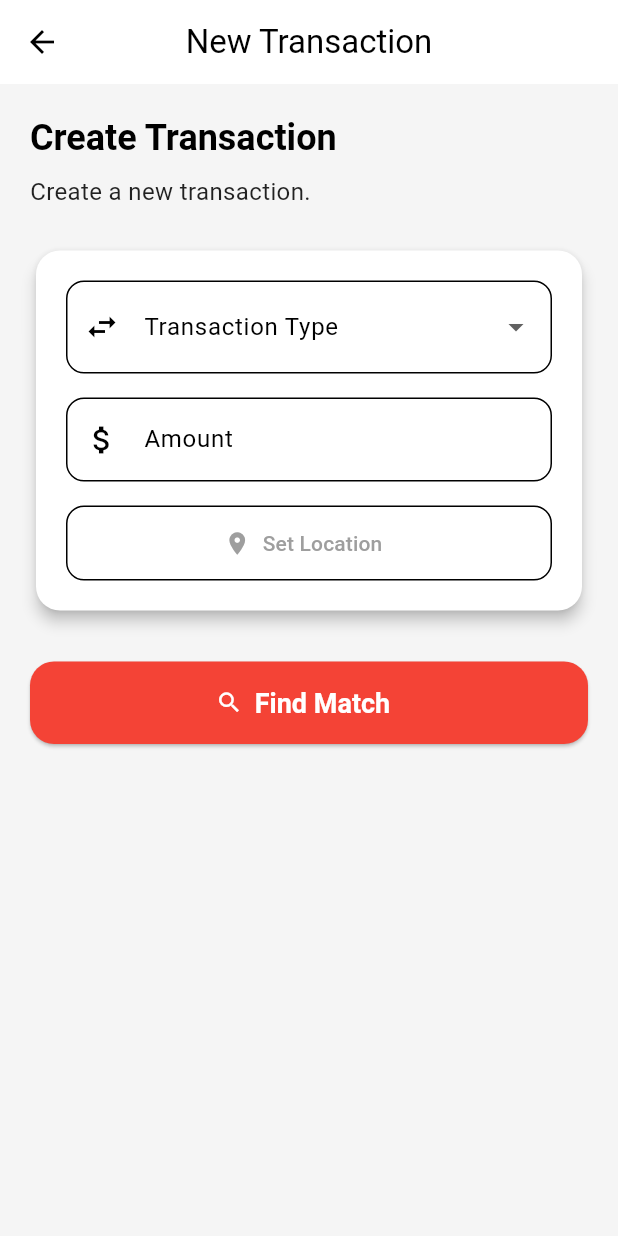
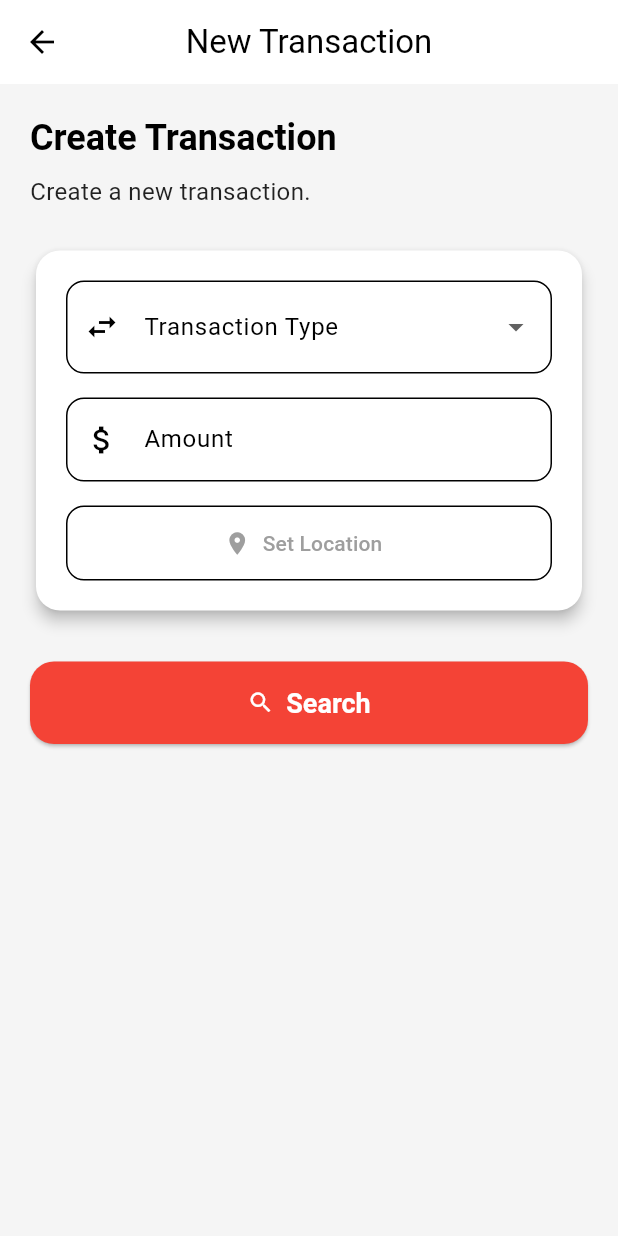
Before and after one commit to aboallam1/cach_link, a Flutter app: the TransactionScreen screen opened by its route, after a tap on "Set Location", on a phone screen of 412 x 824 dp. Run offline on Flutter 3.47's test engine with Material 3 defaults, Android fonts, the phone set to English and light mode, and no system bars; our stand-ins replace cloud_firestore, firebase_auth, firebase_core, image_picker, location; accounts and stored records are empty; Roboto replaces fonts that are missing (SansSerif).

Commit message:
refactor Firestore rules and improve transaction screen: update request cancellation logic, enhance localization, and restructure submit button

```diff
--- a/lib/l10n/app_localizations.dart
+++ b/lib/l10n/app_localizations.dart
@@ -31,7 +31,7 @@ class AppLocalizations {
       'waitingForOther': 'Waiting for the other party to accept your request...',
       'agreementTitle': 'Agreement',
       'confirmTransaction': 'Confirm Transaction',
-      'findMatch': 'Find Match',
+      'findMatch': 'Search',
       'notifications': 'Notifications',
       'deposit': 'Deposit',
       'withdraw': 'Withdraw',
@@ -93,7 +93,7 @@ class AppLocalizations {
       'waitingForOther': 'في انتظار الطرف الآخر لقبول طلبك...',
       'agreementTitle': 'الاتفاق',
       'confirmTransaction': 'تأكيد المعاملة',
-      'findMatch': 'البحث عن الشخص الاخر',
+      'findMatch': 'بحث',
       'notifications': 'الإشعارات',
       'deposit': 'إيداع',
       'withdraw': 'سحب',
--- a/lib/screens/transaction_screen.dart
+++ b/lib/screens/transaction_screen.dart
@@ -42,15 +42,6 @@ class _TransactionScreenState extends State<TransactionScreen> {
     });
   }
 
-  Future<void> _getLocation() async {
-    final loc = Location();
-    final data = await loc.getLocation();
-    setState(() => _location = data);
-    ScaffoldMessenger.of(context).showSnackBar(
-      SnackBar(content: Text(AppLocalizations.of(context)!.locationSharedMessage)),
-    );
-  }
-
   Future<void> _submit() async {
     final loc = AppLocalizations.of(context)!;
     if (_type == null || _amountController.text.isEmpty || _location == null) {
@@ -69,23 +60,22 @@ class _TransactionScreenState extends State<TransactionScreen> {
     setState(() => _loading = true);
     final user = FirebaseAuth.instance.currentUser!;
 
-    await FirebaseFirestore.instance.collection('transactions').add({
-      'userId': user.uid,
-      'type': _type,
-      'amount': double.parse(_amountController.text),
-      'location': {
-        'lat': _location!.latitude,
-        'lng': _location!.longitude,
-      },
-      'status': 'pending',
-      'exchangeRequestedBy': null, // لحد ما يطلب ماتش
-      'instapayConfirmed': false,
-      'cashConfirmed': false,
-      'createdAt': FieldValue.serverTimestamp(),
-    });
+    // Instead of direct Firestore write, call a Cloud Function (not shown here)
+    // Example:
+    // await FirebaseFunctions.instance.httpsCallable('createRequest').call({...});
 
     setState(() => _loading = false);
     Navigator.of(context).pushReplacementNamed('/match');
+  }
+
+  // Add this method to fix the _getLocation error
+  Future<void> _getLocation() async {
+    final loc = Location();
+    final data = await loc.getLocation();
+    setState(() => _location = data);
+    ScaffoldMessenger.of(context).showSnackBar(
+      SnackBar(content: Text(AppLocalizations.of(context)!.locationSharedMessage)),
+    );
   }
 
   @override
@@ -196,30 +186,38 @@ class _TransactionScreenState extends State<TransactionScreen> {
 
             const SizedBox(height: 30),
 
-            // Active request message
             if (_hasActiveRequest)
               Padding(
                 padding: const EdgeInsets.all(8.0),
                 child: Text(
                   "You already have an active request. Cancel it before creating a new one.",
-                  style: const TextStyle(color: Colors.red, fontWeight: FontWeight.bold),
+                  style: TextStyle(color: Colors.red, fontWeight: FontWeight.bold),
                 ),
               ),
-
-            // Submit button
             _loading
                 ? const Center(child: CircularProgressIndicator())
-                : ElevatedButton.icon(
-                    onPressed: _hasActiveRequest || _loading ? null : _submit,
-                    icon: const Icon(Icons.search),
-                    label: Text(
-                      loc.findMatch,
-                      style: const TextStyle(fontSize: 18, fontWeight: FontWeight.bold),
-                    ),
-                    style: ElevatedButton.styleFrom(
-                      minimumSize: const Size.fromHeight(55),
-                      shape: RoundedRectangleBorder(
-                        borderRadius: BorderRadius.circular(16),
+                : SizedBox(
+                    width: double.infinity,
+                    height: 55,
+                    child: ElevatedButton(
+                      onPressed: _hasActiveRequest ? null : _submit,
+                      style: ButtonStyle(
+                        shape: MaterialStateProperty.all(
+                          RoundedRectangleBorder(
+                            borderRadius: BorderRadius.circular(16),
+                          ),
+                        ),
+                      ),
+                      child: Row(
+                        mainAxisAlignment: MainAxisAlignment.center,
+                        children: [
+                          const Icon(Icons.search),
+                          const SizedBox(width: 8),
+                          Text(
+                            loc.findMatch,
+                            style: TextStyle(fontSize: 18, fontWeight: FontWeight.bold),
+                          ),
+                        ],
                       ),
                     ),
                   ),
```
Also changed, not shown: 1 other file.
